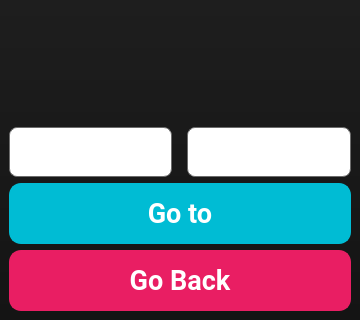
The window that MonkeyZooManager/qt/zoo_areas.ui (woobe-studio/MonkeyZooManager) describes before a commit, drawn with Qt 5; both pictures show x 0 to 360 and y 320 to 640 of the 360 by 640 pixel window.
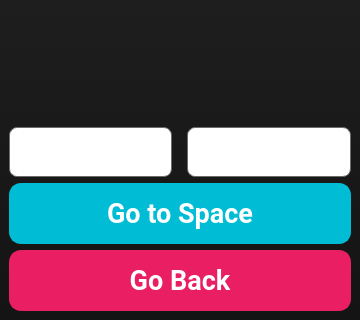
The same window after the commit.

Commit message: fixed labels and implemented go back for space

Patch:
```diff
--- a/MonkeyZooManager/qt/zoo_areas.ui
+++ b/MonkeyZooManager/qt/zoo_areas.ui
@@ -270,7 +270,7 @@
 </string>
       </property>
       <property name="text">
-       <string>Go to</string>
+       <string>Go to Space</string>
       </property>
      </widget>
     </item>
```
The commit also changes 4 other files.
